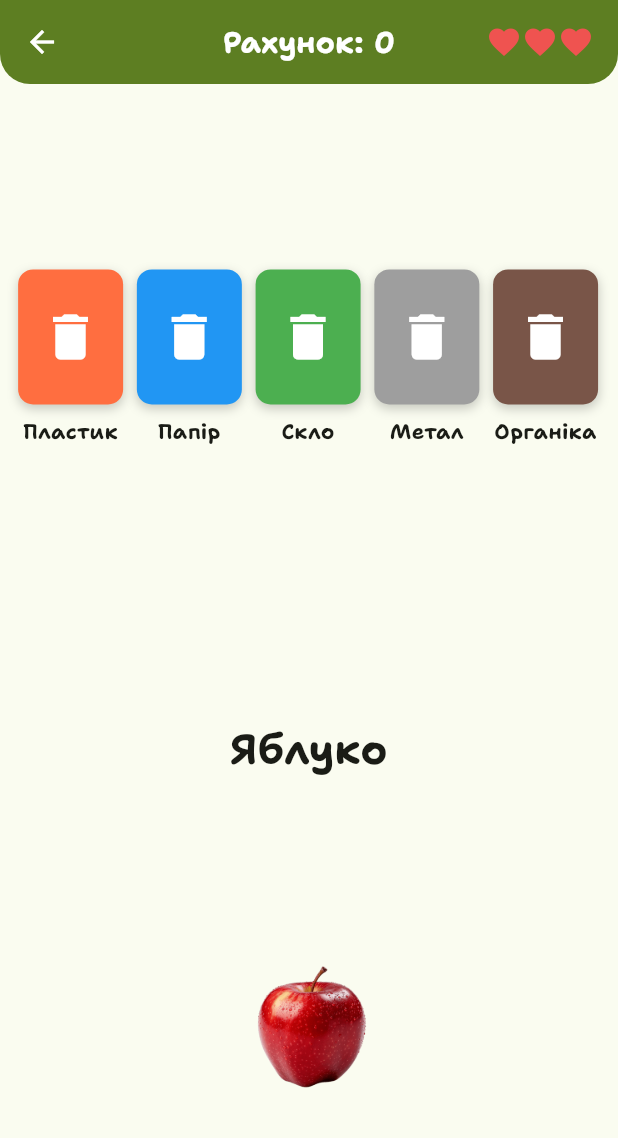
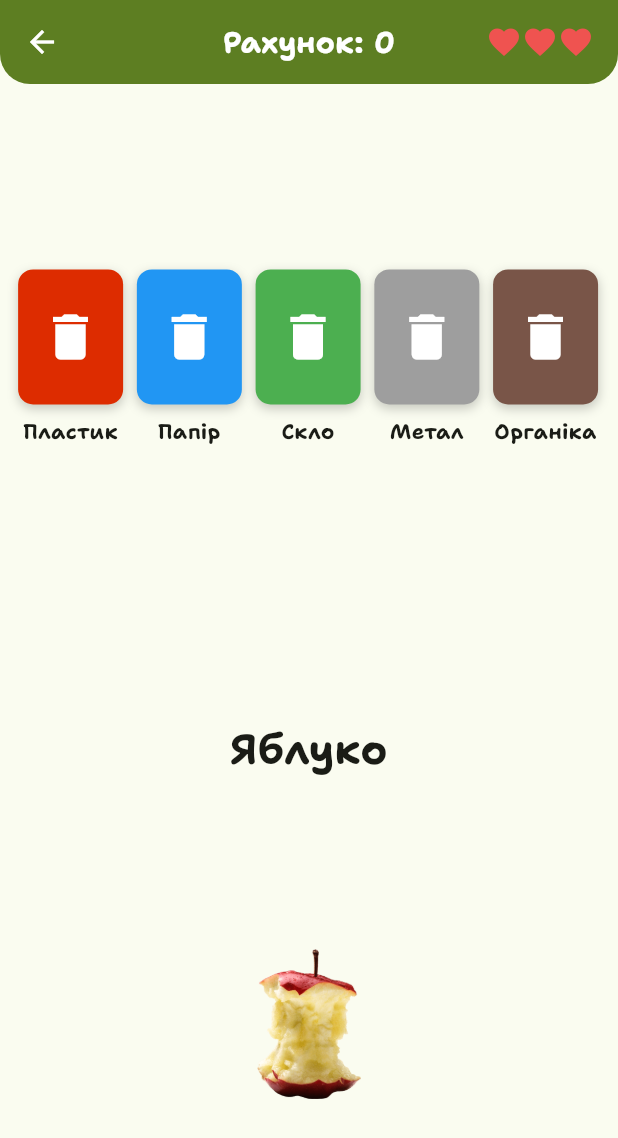
Before and after one commit to ORT141/QuietHeart, a Flutter app: the SortingGarbageGame screen opened directly, on a phone screen of 412 x 824 dp. Shown: the top 1138 px of the screen. Run offline on Flutter 3.47's test engine with Material 3 defaults, Android fonts, the phone set to English and light mode, and no system bars; our stand-ins replace audioplayers, chewie, dropdown_button2, flutter_native_splash, flutter_svg, fluttertoast and 2 more; accounts and stored records are empty; generated files the repository leaves out were written again; statements that could not run were skipped; project files that could hold a hidden picture were left out.

Commit message:
improved color of plastic container and changed images to correspond game

```diff
--- a/lib/games/SortingGarbage.dart
+++ b/lib/games/SortingGarbage.dart
@@ -410,7 +410,7 @@ class SortingGarbageGameState extends State<SortingGarbageGame>
               left: 10,
               top: binTopPosition,
               width: binWidth,
-              color: Colors.deepOrangeAccent),
+              color: Colors.deepOrangeAccent.shade700),
           _buildTrashBin(
               key: paperBinKey,
               type: 'paper',
```
Also changed, not shown: assets/images/products/apple.png, assets/images/products/banana.png.
